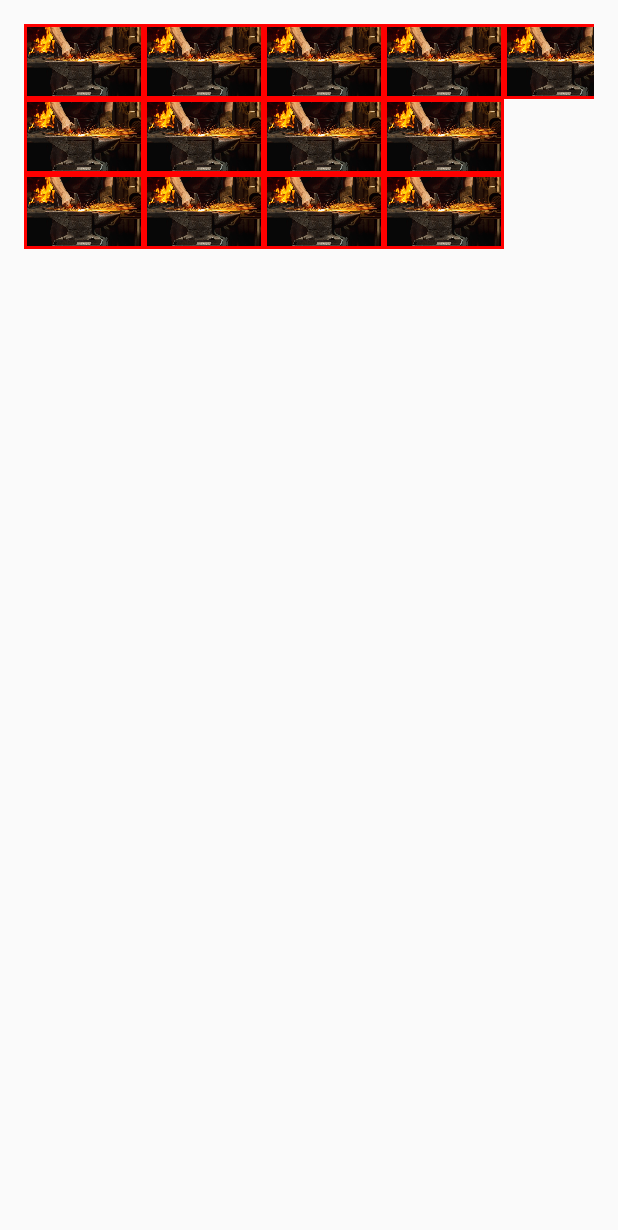
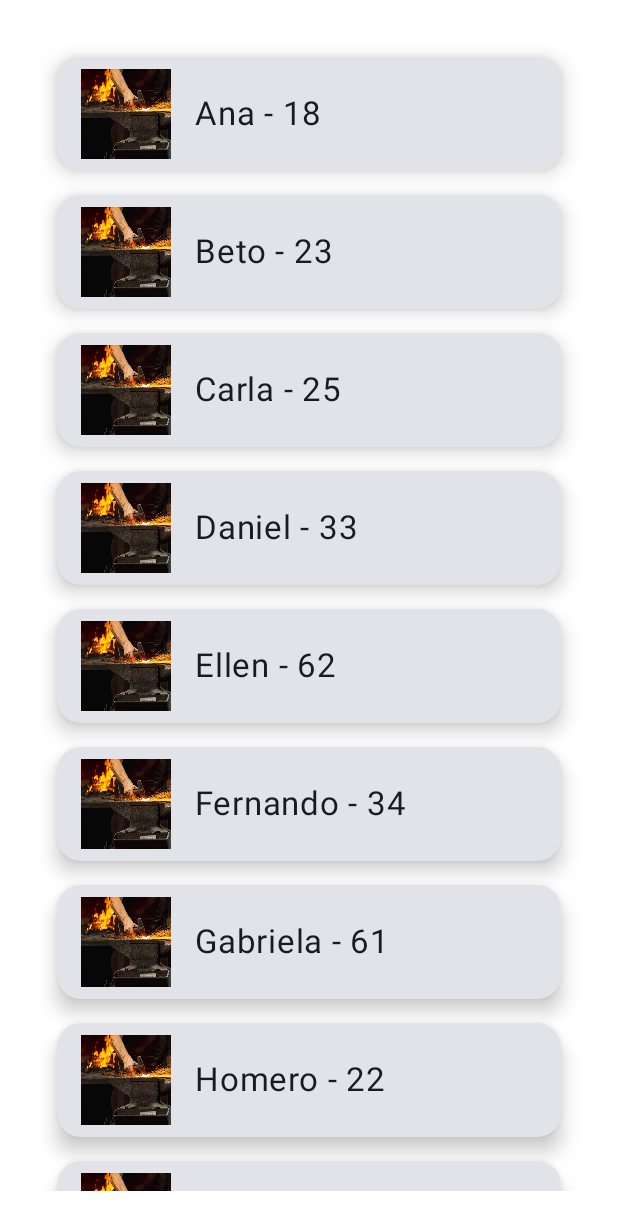
Before and after one commit to marcos-mobdev/kotlin-compose, an Android app built with Jetpack Compose: the screen it shows after launch (MainActivity), on a phone screen of 412 x 824 dp. Shown: the top 1230 px of the screen. Run offline under Robolectric (Android 15) with nearby library versions, the phone set to English and light mode, and no system bars.

Commit message:
Added mutable lists, fab, checkbox, switch, radio and cardview

```diff
--- a/app/src/main/java/br/com/appforge/kotlincompose/MainActivity.kt
+++ b/app/src/main/java/br/com/appforge/kotlincompose/MainActivity.kt
@@ -1,6 +1,8 @@
 package br.com.appforge.kotlincompose
 
+import android.content.ClipData.Item
 import android.os.Bundle
+import android.widget.Toast
 
 import androidx.activity.ComponentActivity
 import androidx.activity.compose.setContent
@@ -8,8 +10,6 @@ import androidx.activity.enableEdgeToEdge
 import androidx.compose.foundation.Image
 import androidx.compose.foundation.background
 import androidx.compose.foundation.border
-import androidx.compose.foundation.layout.Arrangement
-import androidx.compose.foundation.layout.Box
 import androidx.compose.foundation.layout.Column
 import androidx.compose.foundation.layout.Row
 import androidx.compose.foundation.layout.fillMaxHeight
@@ -18,23 +18,20 @@ import androidx.compose.foundation.layout.height
 import androidx.compose.foundation.layout.padding
 import androidx.compose.foundation.layout.width
 import androidx.compose.foundation.lazy.LazyColumn
-import androidx.compose.foundation.lazy.LazyRow
 import androidx.compose.foundation.lazy.grid.GridCells
 import androidx.compose.foundation.lazy.grid.LazyHorizontalGrid
-import androidx.compose.foundation.lazy.grid.LazyVerticalGrid
-import androidx.compose.foundation.shape.CircleShape
-import androidx.compose.foundation.shape.CutCornerShape
-import androidx.compose.material.icons.Icons
-import androidx.compose.material.icons.filled.AddCircle
-import androidx.compose.material.icons.filled.Delete
-import androidx.compose.material.icons.filled.Lock
-import androidx.compose.material3.Button
-import androidx.compose.material3.Icon
+import androidx.compose.foundation.lazy.items
+import androidx.compose.foundation.shape.RoundedCornerShape
+import androidx.compose.material3.Card
+import androidx.compose.material3.CardDefaults
 import androidx.compose.material3.Text
 import androidx.compose.runtime.Composable
+import androidx.compose.runtime.getValue
+import androidx.compose.runtime.mutableStateOf
+import androidx.compose.runtime.remember
+import androidx.compose.runtime.setValue
 import androidx.compose.ui.Alignment
 import androidx.compose.ui.Modifier
-import androidx.compose.ui.draw.clip
 import androidx.compose.ui.graphics.Color
 import androidx.compose.ui.layout.ContentScale
 import androidx.compose.ui.res.painterResource
@@ -62,15 +59,196 @@ class MainActivity : ComponentActivity() {
         User("Marcos",20),
     )
 
+    private val radioOptions = listOf("Android", "iOS", "Flutter", "React Native")
+
     override fun onCreate(savedInstanceState: Bundle?) {
         super.onCreate(savedInstanceState)
         enableEdgeToEdge()
         setContent {
             KotlinComposeTheme {
-                FirstApp()
+                SecondApp()
             }//ComposeTheme
         }//setContent
     }//onCreate
+
+    @Composable
+    fun ItemCard(user:User){
+        Card(
+            modifier = Modifier
+                .padding(8.dp)
+                .fillMaxWidth()
+            ,
+            elevation = CardDefaults.cardElevation(
+                defaultElevation = 8.dp),
+            shape = RoundedCornerShape(16.dp),
+            //colors = CardDefaults.cardColors(containerColor = Color.Magenta, contentColor = Color.Blue),
+            onClick = {
+                Toast.makeText(this, "Toasty!", Toast.LENGTH_SHORT).show()
+            }
+        ) {
+            Row (
+                Modifier.padding(16.dp,8.dp),
+                verticalAlignment = Alignment.CenterVertically
+            ){
+                Image(
+                    painter = painterResource(id = R.drawable.anvil),
+                    contentDescription = null,
+                    modifier = Modifier
+                        .height(60.dp)
+                        .width(60.dp),
+                    contentScale = ContentScale.Crop,
+                    alignment = Alignment.TopStart,
+
+                    )
+                Text(text = "${user.name} - ${user.age}",
+                    fontSize = 22.sp,
+                    modifier = Modifier.padding(start = 16.dp)
+
+                )
+            }
+        }
+    }
+
+    @Composable
+    fun SecondApp(){
+        var counter by remember{
+            mutableStateOf(0)
+        }
+        var name by remember{
+            mutableStateOf("")
+        }
+        var usersList by remember{
+            mutableStateOf(listOf<User>())
+        }
+
+        var checked by remember{
+            mutableStateOf(false)
+        }
+
+        var selectedItemRadio by remember{
+            mutableStateOf(radioOptions[0])
+        }
+
+        Column(modifier = Modifier
+            .background(Color.White)
+            .padding(30.dp)
+            .fillMaxWidth()
+            .fillMaxHeight()
+        ) {
+            /*
+            Row {
+                OutlinedTextField(
+                    value = name,
+                    onValueChange = { value->
+                        name = value
+                        Log.i("info_app", "typed: $value")
+                    },
+                    placeholder = {Text(text = "Type your name:")}
+                )
+                Spacer(modifier = Modifier.width(8.dp))
+                Button(onClick = {
+                    val user = User(name,0)
+                    usersList = usersList + user
+                    name = ""
+                }) {
+                    Icon(
+                        painter = painterResource(R.drawable.ic_add_24),
+                        contentDescription = null,
+                        modifier = Modifier.size(40.dp)
+                    )
+                }
+
+            }//Row
+
+             */
+            /*
+            LazyColumn (
+                modifier = Modifier.padding(
+                    top = 16.dp,
+                    bottom = 16.dp
+                )
+            ){
+                items(usersList){ user->
+                    Text(text = "+) ${user.name}", modifier = Modifier.padding(8.dp) )
+                    HorizontalDivider()
+                }
+            }
+
+             */
+
+            //Other interface components:
+            /*
+            FloatingActionButton(
+                containerColor = Color.Blue,
+                contentColor = Color.LightGray,
+                onClick = {}
+            ) {
+                Icon(
+                    painter = painterResource(R.drawable.ic_add_24),
+                    contentDescription = null
+                )
+            }
+
+             */
+            /*
+            ExtendedFloatingActionButton(
+                containerColor = Color.Blue,
+                contentColor = Color.LightGray,
+                onClick = {}
+            ) {
+                Text(text = "Search")
+            }
+
+             */
+            /*
+            Switch(
+                checked = checked,
+                onCheckedChange = { value ->
+                    checked = value
+                })
+
+             */
+            /*
+            Checkbox(
+                checked = checked,
+                onCheckedChange = { value ->
+                    checked = value
+                })
+
+             */
+            /*
+            radioOptions.forEach { option ->
+                Row(
+                    verticalAlignment = Alignment.CenterVertically
+                ) {
+                    RadioButton(
+                        selected = option == selectedItemRadio,
+                        onClick = {
+                            selectedItemRadio = option
+                        }
+                    )
+                    Text(text = option)
+                }
+            }
+
+             */
+
+            LazyColumn {
+                items(users){ user->
+                    ItemCard(user)
+                }
+            }
+
+
+
+        }//Column
+    }
+
+    @Preview
+    @Composable
+    fun AppPreview(){
+        SecondApp()
+    }
 
     @Composable
     fun FirstApp(){
@@ -282,7 +460,8 @@ class MainActivity : ComponentActivity() {
 
         LazyHorizontalGrid(
             rows = GridCells.Fixed(3),
-            modifier = Modifier.padding(16.dp)
+            modifier = Modifier
+                .padding(16.dp)
                 .height(150.dp)
 
         ) {
@@ -297,7 +476,7 @@ class MainActivity : ComponentActivity() {
                         modifier = Modifier
                             .height(80.dp)
                             .width(80.dp)
-                            .border(2.dp,Color.Red),
+                            .border(2.dp, Color.Red),
                         contentScale = ContentScale.Crop,
                         alignment = Alignment.TopStart,
 
@@ -310,11 +489,7 @@ class MainActivity : ComponentActivity() {
 
     }
 
-    @Preview
-    @Composable
-    fun FirstAppPreview(){
-        FirstApp()
-    }
+
 
 
 }//Activity
--- /dev/null
+++ b/app/src/main/res/drawable/ic_add_24.xml
@@ -0,0 +1,5 @@
+<vector xmlns:android="http://schemas.android.com/apk/res/android" android:height="24dp" android:tint="#000000" android:viewportHeight="24" android:viewportWidth="24" android:width="24dp">
+
+    <path android:fillColor="@android:color/white" android:pathData="M19,13h-6v6h-2v-6H5v-2h6V5h2v6h6v2z"/>
+
+</vector>
```
